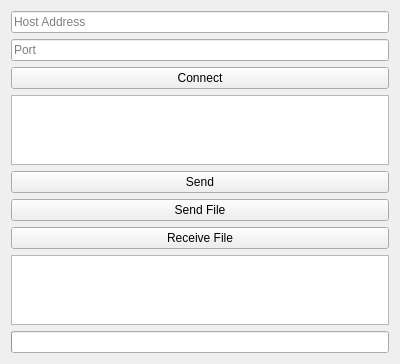
Before: the Qt Designer form client_src/chatClient.ui in zhanghowe22/ChatRoom, drawn with Qt 5.
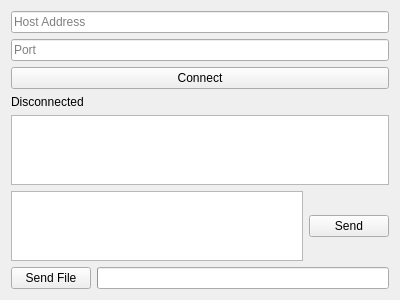
After: the same form once the commit is applied.

Commit message: Client: 调整客户端布局

```diff
--- a/client_src/chatClient.ui
+++ b/client_src/chatClient.ui
@@ -36,7 +36,19 @@
     </widget>
    </item>
    <item>
-    <widget class="QTextEdit" name="textEditMessage"/>
+    <widget class="QLabel" name="statusLabel">
+     <property name="text">
+      <string>Disconnected</string>
+     </property>
+    </widget>
+   </item>
+   <item>
+    <widget class="QTextBrowser" name="textBrowserChat"/>
+   </item>
+   <item>
+    <layout class="QHBoxLayout" name="horizontalLayout">
+     <item>
+      <widget class="QTextEdit" name="lineEditMessage"/>
    </item>
    <item>
     <widget class="QPushButton" name="sendButton">
@@ -45,6 +57,10 @@
      </property>
     </widget>
    </item>
+    </layout>
+   </item>
+   <item>
+    <layout class="QHBoxLayout" name="fileOperationsLayout">
    <item>
     <widget class="QPushButton" name="sendFileButton">
      <property name="text">
@@ -52,18 +68,10 @@
      </property>
     </widget>
    </item>
-   <item>
-    <widget class="QPushButton" name="receiveFileButton">
-     <property name="text">
-      <string>Receive File</string>
-     </property>
-    </widget>
-   </item>
-   <item>
-    <widget class="QTextBrowser" name="textBrowserChat"/>
-   </item>
    <item>
     <widget class="QProgressBar" name="progressBar"/>
+     </item>
+    </layout>
    </item>
   </layout>
  </widget>
```
Lines whose indentation alone changed are shown as unchanged. The commit also changes 2 other files.
